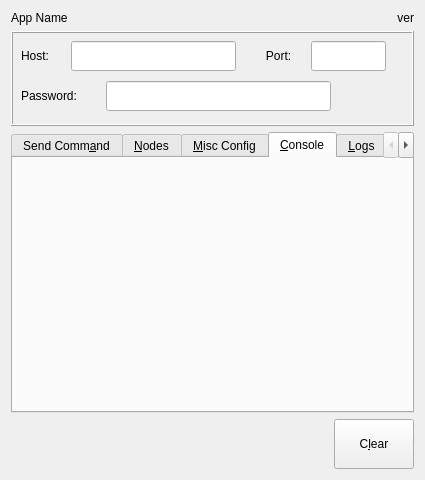
Qt form tor-util-ng.ui (GIJack/tor-util) before a commit.
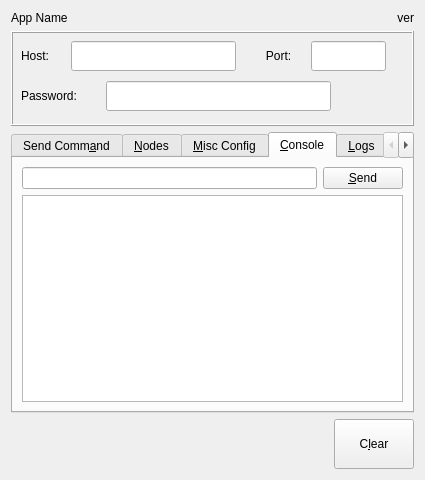
The same form after that commit. The open tabs and pages were chosen to show the change. Icons and pictures are not drawn.

Commit message: completed console tab some clean ups and renames

```diff
--- a/tor-util-ng.ui
+++ b/tor-util-ng.ui
@@ -376,6 +376,21 @@
       <attribute name="title">
        <string>&amp;Console</string>
       </attribute>
+      <layout class="QGridLayout" name="gridLayout_4">
+       <item row="0" column="0">
+        <widget class="QLineEdit" name="text_console_input"/>
+       </item>
+       <item row="0" column="1">
+        <widget class="QPushButton" name="button_console_send">
+         <property name="text">
+          <string>&amp;Send</string>
+         </property>
+        </widget>
+       </item>
+       <item row="1" column="0" colspan="2">
+        <widget class="QPlainTextEdit" name="text_console_output"/>
+       </item>
+      </layout>
      </widget>
      <widget class="QWidget" name="tab_logs">
       <property name="toolTip">
```
Left out of the diff: 39 changed lines with no effect on the pictures.
